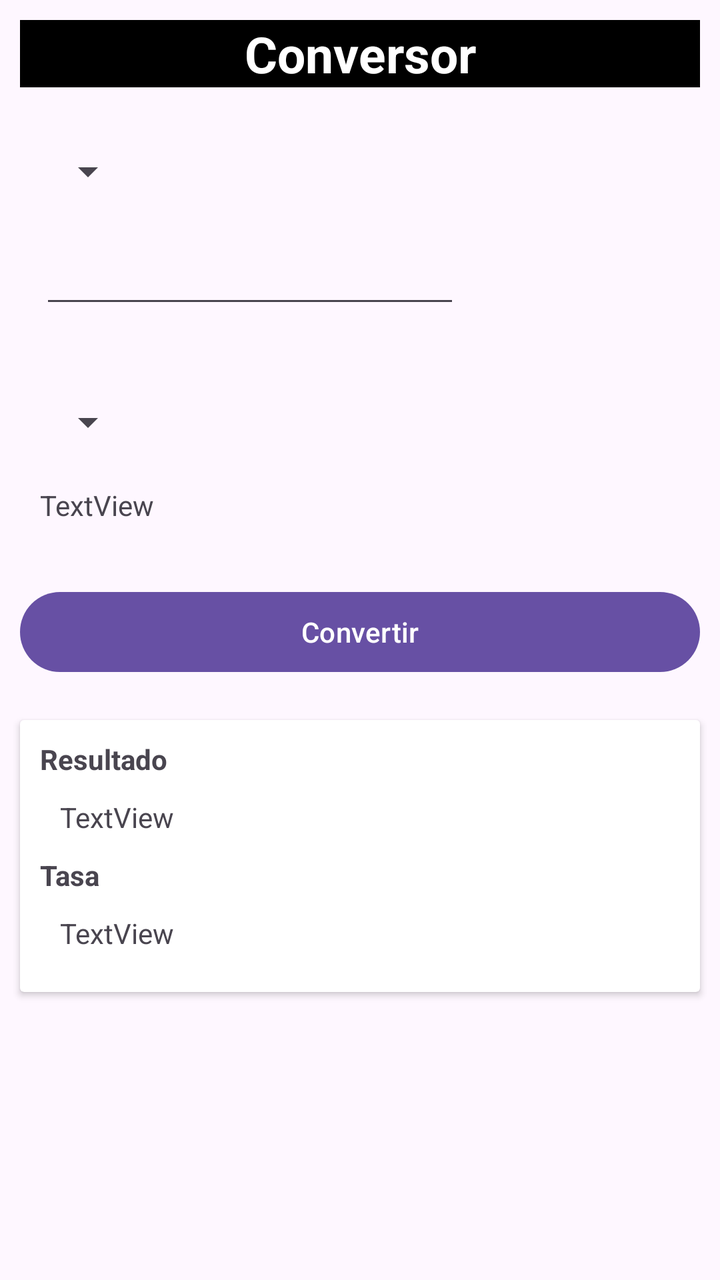
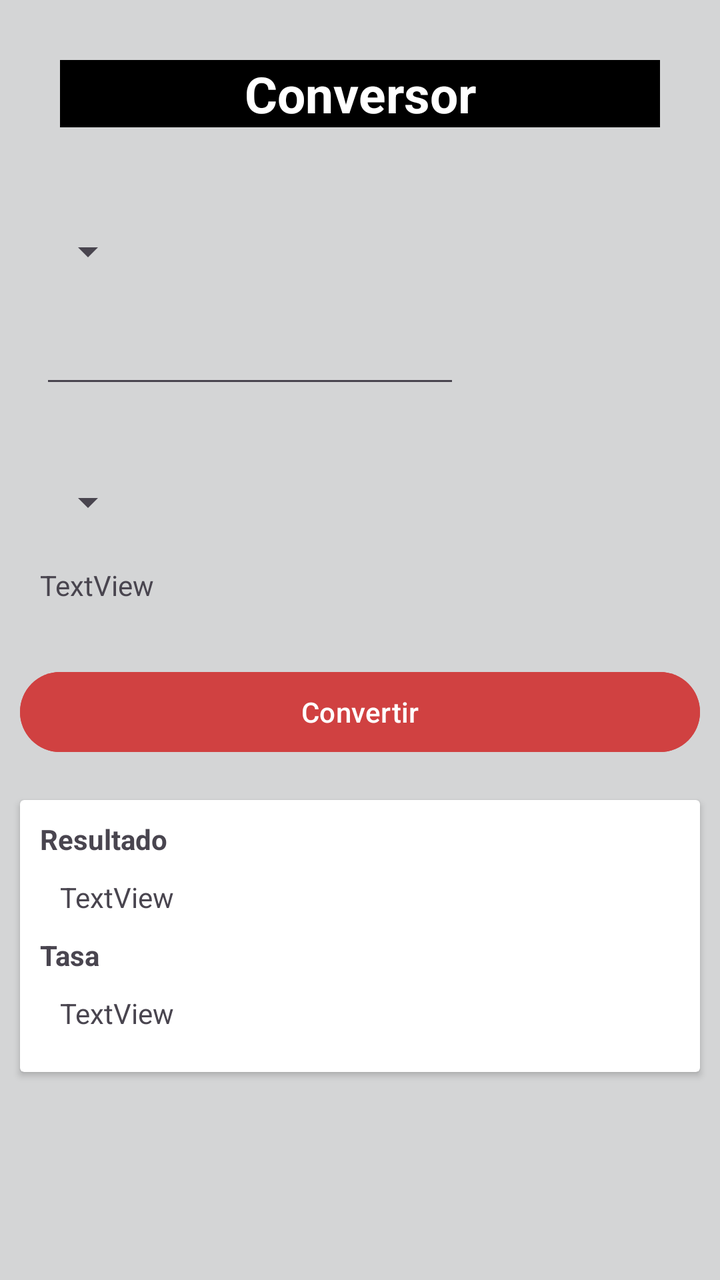

The first picture is an Android layout as it rendered before a commit; the second is the same layout after the commit. The layout source and the unified diff follow.
<!-- AndroidManifest.xml: application theme Theme.ListaConsolas -->
<!-- res/layout/activity_conversor.xml -->
<?xml version="1.0" encoding="utf-8"?>
<LinearLayout xmlns:android="http://schemas.android.com/apk/res/android"
    xmlns:app="http://schemas.android.com/apk/res-auto"
    xmlns:tools="http://schemas.android.com/tools"
    android:id="@+id/main"
    android:layout_width="match_parent"
    android:layout_height="match_parent"
    android:layout_margin="10dp"
    android:orientation="vertical"
    tools:context=".ConversorActivity">

    <TextView
        android:id="@+id/tituloConversor"
        android:layout_width="match_parent"
        android:layout_height="wrap_content"
        android:layout_margin="10dp"
        android:layout_marginTop="30dp"
        android:background="#000000"
        android:fontFamily="sans-serif"
        android:text="Conversor"
        android:textAlignment="center"
        android:textColor="#FFFFFF"
        android:textSize="25sp"
        android:textStyle="bold" />

    <LinearLayout
        android:layout_width="match_parent"
        android:layout_height="wrap_content"
        android:layout_margin="10dp"
        android:orientation="vertical">

        <Spinner
            android:id="@+id/primeraDivisa"
            android:layout_width="wrap_content"
            android:layout_height="wrap_content"
            android:layout_margin="10dp" />

        <EditText
            android:id="@+id/txtPrimerNum"
            android:layout_width="wrap_content"
            android:layout_height="wrap_content"
            android:layout_margin="10dp"
            android:layout_weight="1"
            android:ems="10"
            android:inputType="numberDecimal" />

    </LinearLayout>

    <LinearLayout
        android:layout_width="match_parent"
        android:layout_height="wrap_content"
        android:layout_margin="10dp"
        android:orientation="vertical">

        <Spinner
            android:id="@+id/segundaDivisa"
            android:layout_width="wrap_content"
            android:layout_height="wrap_content"
            android:layout_margin="10dp" />

        <TextView
            android:id="@+id/txtSegundoNum"
            android:layout_width="wrap_content"
            android:layout_height="wrap_content"
            android:layout_margin="10dp"
            android:layout_weight="1"
            android:text="TextView" />
    </LinearLayout>

    <Button
        android:id="@+id/btnConvertir"
        android:layout_width="match_parent"
        android:layout_height="wrap_content"
        android:layout_margin="10dp"
        android:text="Convertir" />

    <androidx.cardview.widget.CardView
        android:id="@+id/cardResultado"
        android:layout_width="match_parent"
        android:layout_height="wrap_content"
        android:layout_margin="10dp">

        <LinearLayout
            android:layout_width="match_parent"
            android:layout_height="match_parent"
            android:layout_margin="10dp"
            android:orientation="vertical">

            <TextView
                android:id="@+id/txtTituloResultado"
                android:layout_width="match_parent"
                android:layout_height="wrap_content"
                android:text="Resultado"
                android:textStyle="bold" />

            <TextView
                android:id="@+id/txtResultadoFinal"
                android:layout_width="match_parent"
                android:layout_height="wrap_content"
                android:layout_margin="10dp"
                android:text="TextView" />

            <TextView
                android:id="@+id/txtTituloTasa"
                android:layout_width="match_parent"
                android:layout_height="wrap_content"
                android:text="Tasa"
                android:textStyle="bold" />

            <TextView
                android:id="@+id/txtTasa"
                android:layout_width="match_parent"
                android:layout_height="wrap_content"
                android:layout_margin="10dp"
                android:text="TextView" />

        </LinearLayout>
    </androidx.cardview.widget.CardView>

</LinearLayout>
<!-- resources referenced by this layout -->
<resources>
  <style name="Theme.ListaConsolas" parent="Base.Theme.ListaVideojuegos" />
  <style name="Base.Theme.ListaVideojuegos" parent="Theme.Material3.DayNight.NoActionBar">
          
          
      </style>
</resources>

<!-- the commit's change to res/layout/activity_conversor.xml (unified diff, before → after) -->
@@ -5,7 +5,8 @@
     android:id="@+id/main"
     android:layout_width="match_parent"
     android:layout_height="match_parent"
-    android:layout_margin="10dp"
+    android:layout_margin="0dp"
+    android:background="#D4D5D6"
     android:orientation="vertical"
     tools:context=".ConversorActivity">
 
@@ -13,8 +14,8 @@
         android:id="@+id/tituloConversor"
         android:layout_width="match_parent"
         android:layout_height="wrap_content"
-        android:layout_margin="10dp"
-        android:layout_marginTop="30dp"
+        android:layout_margin="30dp"
+        android:layout_marginTop="20dp"
         android:background="#000000"
         android:fontFamily="sans-serif"
         android:text="Conversor"
@@ -72,7 +73,9 @@
         android:layout_width="match_parent"
         android:layout_height="wrap_content"
         android:layout_margin="10dp"
-        android:text="Convertir" />
+        android:backgroundTint="#D04141"
+        android:text="Convertir"
+        android:textColorLink="#F02E2E" />
 
     <androidx.cardview.widget.CardView
         android:id="@+id/cardResultado"
